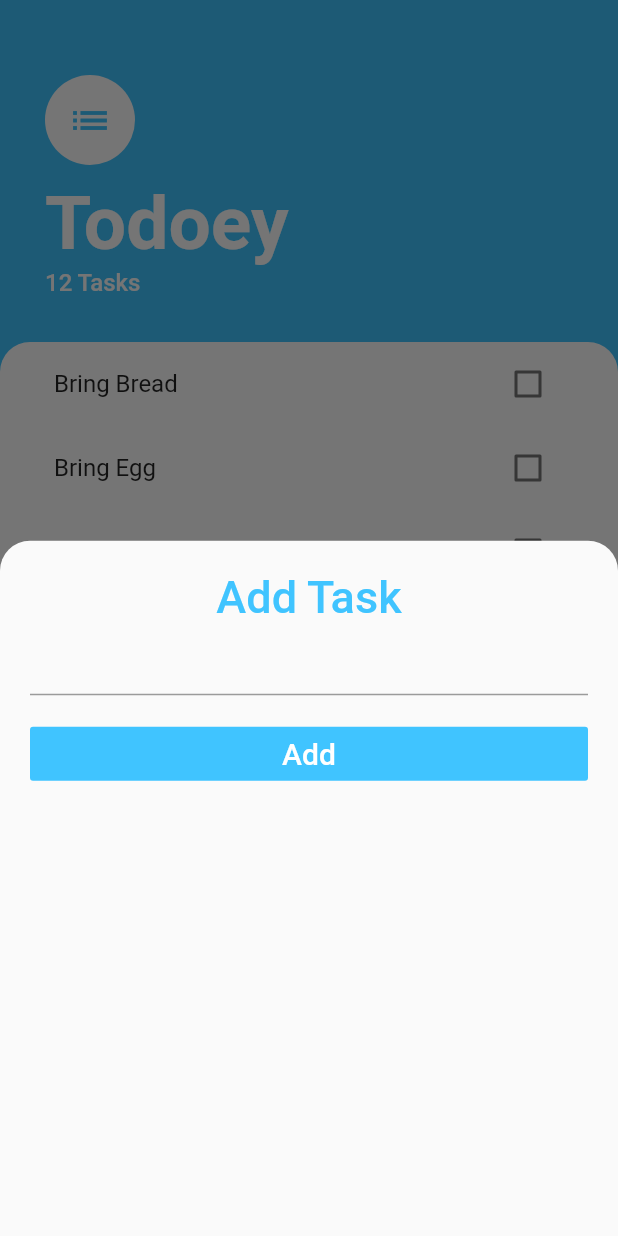
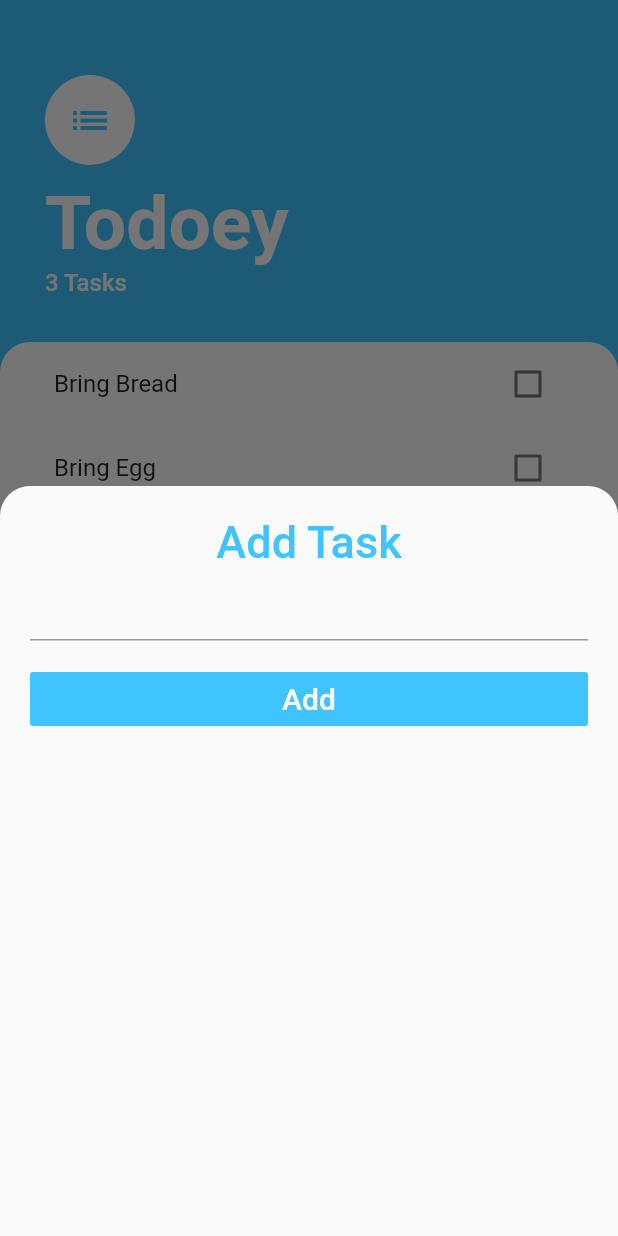
Before and after one commit to raviyadav5951/FlutterToDoApp, a Flutter app: the screen it shows after launch, after a tap on the "add" icon, on a phone screen of 412 x 824 dp. Run offline on Flutter 3.47's test engine with Material 2 defaults, Android fonts, the phone set to English and light mode, and no system bars; our stand-ins replace fluttertoast.

Commit message:
handled the issue of keyboard hiding the bottom sheet and value of textfield in add task screen getting null on keyboard close.

```diff
--- a/todoey/lib/models/Task.dart
+++ b/todoey/lib/models/Task.dart
@@ -4,7 +4,7 @@ class Task{
   final String taskName;
    bool isDone;
 
-  Task({this.taskName,this.isDone});
+  Task({this.taskName,this.isDone=false});
 
   void toggleDone(){
     isDone=!isDone;
--- a/todoey/lib/screens/tasks_screen.dart
+++ b/todoey/lib/screens/tasks_screen.dart
@@ -1,12 +1,25 @@
 import 'package:flutter/material.dart';
 import 'package:todoey/screens/add_task_screen.dart';
 import 'package:todoey/widgets/task_list.dart';
+import 'package:todoey/models/Task.dart';
+
+class TasksScreen extends StatefulWidget {
 
 
-class TasksScreen extends StatelessWidget {
+  // Widget  buildBottomSheet(BuildContext buildContext)=> Container();
+  @override
+  _TasksScreenState createState() => _TasksScreenState();
+}
 
-  Widget  buildBottomSheet(BuildContext buildContext)=> Container();
+class _TasksScreenState extends State<TasksScreen> {
+  BuildContext scaffoldContext;
 
+
+  List<Task> tasks = [
+    Task(taskName: 'Bring Bread', isDone: false),
+    Task(taskName: 'Bring Egg', isDone: false),
+    Task(taskName: 'Bring Butter', isDone: false),
+  ];
 
   @override
   Widget build(BuildContext context) {
@@ -41,7 +54,7 @@ class TasksScreen extends StatelessWidget {
                       fontWeight: FontWeight.w700),
                 ),
                 Text(
-                  '12 Tasks',
+                  '${tasks.length} Tasks',
                   style: TextStyle(
                       color: Colors.white,
                       fontSize: 16.0,
@@ -60,7 +73,9 @@ class TasksScreen extends StatelessWidget {
                   topRight: Radius.circular(20.0),
                 ),
               ),
-              child: TaskList(),
+              child: TaskList(
+                tasks: tasks,
+              ),
             ),
           ),
         ],
@@ -70,18 +85,25 @@ class TasksScreen extends StatelessWidget {
         child: Icon(Icons.add),
         onPressed: () {
           showModalBottomSheet(
+            isScrollControlled: true,
+
             shape: RoundedRectangleBorder(
               borderRadius: BorderRadius.only(
                 topLeft: Radius.circular(20.0),
                 topRight: Radius.circular(20.0),
               ),
             ),
-          context: context,
-          builder:(BuildContext buildContext)=> AddTaskScreen(),
+            context: context,
+            builder: (BuildContext buildContext) => AddTaskScreen((newTitle) {
+              setState(() {
+                print(newTitle);
+                tasks.add(Task(taskName: newTitle));
+                print('tasks length=${tasks.length}');
+              });
+            }),
           );
         },
       ),
     );
   }
-
 }
--- a/todoey/lib/widgets/task_list.dart
+++ b/todoey/lib/widgets/task_list.dart
@@ -3,30 +3,31 @@ import 'package:todoey/widgets/task_tile.dart';
 import 'package:todoey/models/Task.dart';
 
 class TaskList extends StatefulWidget {
+
+  final List<Task> tasks;
+
+  TaskList({this.tasks});
+
   @override
   _TaskListState createState() => _TaskListState();
 }
 
 class _TaskListState extends State<TaskList> {
-  List<Task> tasks = [
-    Task(taskName: 'Bring Bread', isDone: false),
-    Task(taskName: 'Bring Egg', isDone: false),
-    Task(taskName: 'Bring Butter', isDone: false),
-  ];
+
   @override
   Widget build(BuildContext context) {
     return ListView.builder(
       itemBuilder: (context, index) {
         return TaskTile(
-            taskTitle: tasks[index].taskName,
-            isChecked: tasks[index].isDone,
+            taskTitle: widget.tasks[index].taskName,
+            isChecked: widget.tasks[index].isDone,
             checkBoxCallback: (checkboxcallback) {
               setState(() {
-                tasks[index].isDone;
+                widget.tasks[index].toggleDone();
               });
             });
       },
-      itemCount: tasks.length,
+      itemCount: widget.tasks.length,
     );
   }
 }
```
Also changed, not shown: todoey/lib/screens/add_task_screen.dart (+28 -1 lines), todoey/pubspec.yaml (+1 -48 lines), todoey/pubspec.lock, 1 other file.
